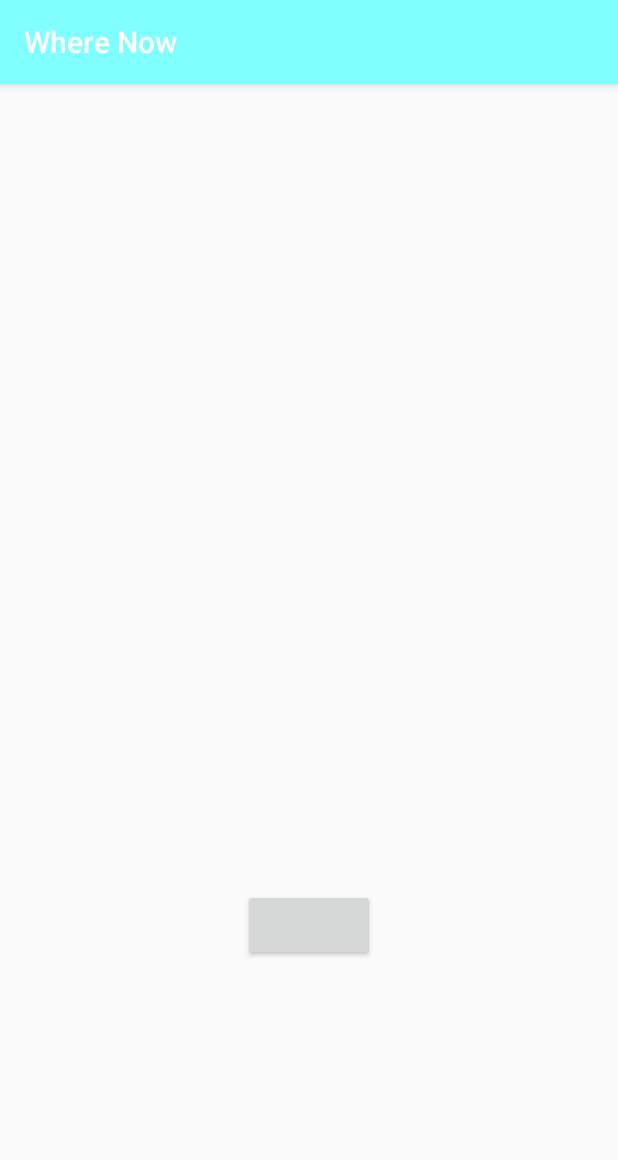
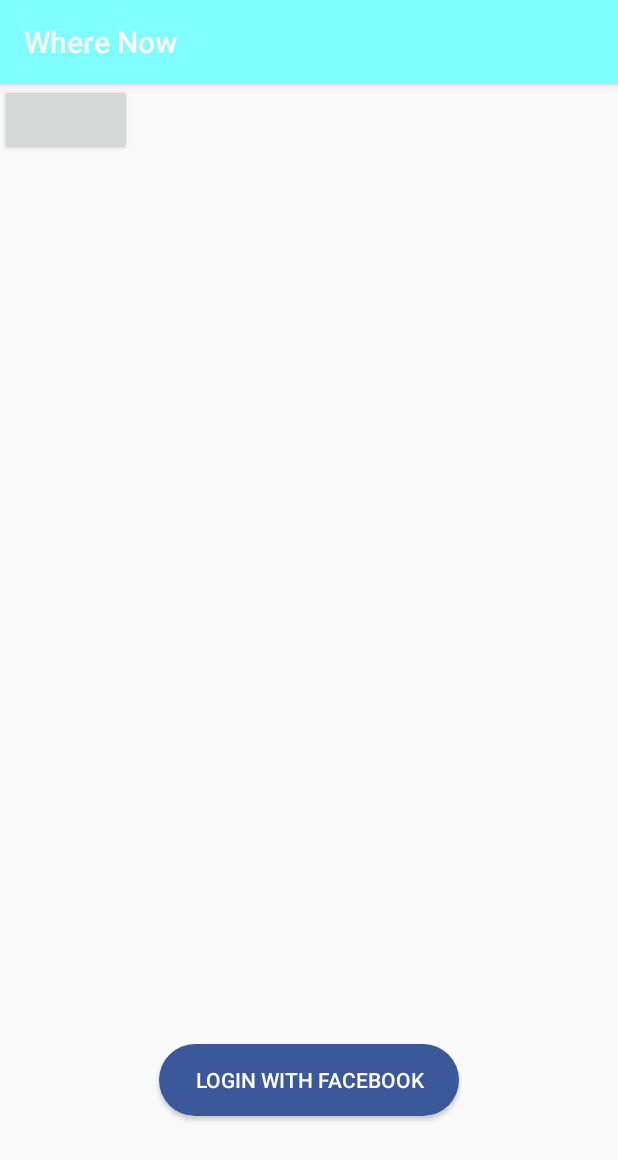
Before and after one commit to Eoin1539/WhereNow, an Android app: the screen it shows after launch (MainActivity), on a phone screen of 412 x 824 dp. Shown: the top 1160 px of the screen. Run offline under Robolectric (Android 15) with nearby library versions, the phone set to English and light mode, and no system bars; our stand-ins replace Firebase (no records; nobody signed in at launch, a user with empty details on screens opened directly); libraries missing offline, so code that uses them is left out: com.facebook, com.facebook.login; plain views replace LoginButton; 4 statements that could not run were skipped.

Commit message:
Changed login button

```diff
--- a/app/src/main/res/drawable/roundedbutton.xml
+++ b/app/src/main/res/drawable/roundedbutton.xml
@@ -2,7 +2,7 @@
 <shape xmlns:android= "http://schemas.android.com/apk/res/android"
     android:shape="rectangle">
 
-    <solid android:color="#80ffff"/>
+    <solid android:color="#3b5998"/>
     <corners android:radius="150dp"/>
 
 
--- a/app/src/main/res/layout/activity__account.xml
+++ b/app/src/main/res/layout/activity__account.xml
@@ -32,4 +32,13 @@
         app:layout_constraintEnd_toEndOf="parent"
         app:layout_constraintStart_toStartOf="parent"
         tools:ignore="MissingConstraints" />
+
+    <com.facebook.login.widget.LoginButton
+        android:id="@+id/login_button"
+        android:layout_width="wrap_content"
+        android:layout_height="wrap_content"
+        android:layout_alignParentBottom="true"
+        android:layout_centerHorizontal="true"
+        android:layout_gravity="center_horizontal"
+        android:layout_marginBottom="183dp" />
 </android.support.constraint.ConstraintLayout>
--- a/app/src/main/res/layout/activity_main.xml
+++ b/app/src/main/res/layout/activity_main.xml
@@ -1,11 +1,30 @@
 <?xml version="1.0" encoding="utf-8"?>
-<RelativeLayout xmlns:android="http://schemas.android.com/apk/res/android"
+<android.support.constraint.ConstraintLayout xmlns:android="http://schemas.android.com/apk/res/android"
     xmlns:app="http://schemas.android.com/apk/res-auto"
     xmlns:tools="http://schemas.android.com/tools"
     android:layout_width="match_parent"
     android:layout_height="match_parent"
     tools:context="nci.wherenow.MainActivity">
 
+
+    <Button
+        android:id="@+id/button7"
+        android:layout_width="200dp"
+        android:layout_height="wrap_content"
+        android:layout_alignParentBottom="true"
+        android:layout_centerHorizontal="true"
+        android:layout_marginBottom="80dp"
+        android:layout_marginEnd="8dp"
+        android:layout_marginStart="8dp"
+        android:layout_marginTop="8dp"
+        android:background="@drawable/roundedbutton"
+        android:text="Login with Facebook"
+        android:textColor="#FFFFFF"
+        app:layout_constraintBottom_toBottomOf="parent"
+        app:layout_constraintEnd_toEndOf="parent"
+        app:layout_constraintStart_toStartOf="parent"
+        app:layout_constraintTop_toTopOf="parent"
+        app:layout_constraintVertical_bias="1.0" />
 
     <com.facebook.login.widget.LoginButton
         android:id="@+id/login_button"
@@ -16,4 +35,5 @@
         android:layout_gravity="center_horizontal"
         android:layout_marginBottom="183dp" />
 
-</RelativeLayout>
+
+</android.support.constraint.ConstraintLayout>
```
